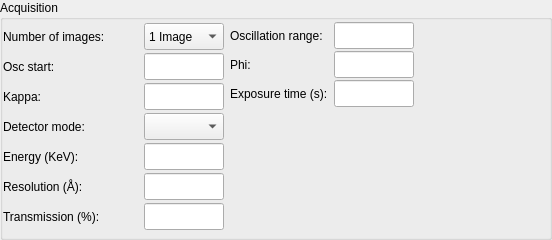
Before: the Qt Designer form Bricks/widgets/ui_files/Qt4_acquisition_widget_vertical_simple_layout.ui in mxcube/mxcubeqt, drawn with Qt 5.
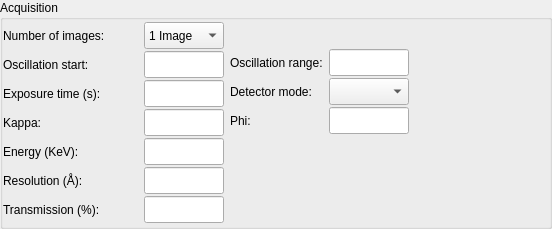
After: the same form once the commit is applied.

What changed in the file:
```diff
--- a/Bricks/widgets/ui_files/Qt4_acquisition_widget_vertical_simple_layout.ui
+++ b/Bricks/widgets/ui_files/Qt4_acquisition_widget_vertical_simple_layout.ui
@@ -7,7 +7,7 @@
     <x>0</x>
     <y>0</y>
     <width>552</width>
-    <height>240</height>
+    <height>229</height>
    </rect>
   </property>
   <property name="sizePolicy">
@@ -120,7 +120,29 @@
                  </size>
                 </property>
                 <property name="text">
-                 <string>Osc start:</string>
+                 <string>Oscillation start:</string>
+                </property>
+               </widget>
+              </item>
+              <item>
+               <widget class="QLabel" name="exp_time_label">
+                <property name="minimumSize">
+                 <size>
+                  <width>0</width>
+                  <height>27</height>
+                 </size>
+                </property>
+                <property name="maximumSize">
+                 <size>
+                  <width>16777215</width>
+                  <height>27</height>
+                 </size>
+                </property>
+                <property name="text">
+                 <string>Exposure time (s):</string>
+                </property>
+                <property name="wordWrap">
+                 <bool>false</bool>
                 </property>
                </widget>
               </item>
@@ -143,37 +165,6 @@
                 </property>
                </widget>
               </item>
-              <item>
-               <widget class="QLabel" name="detector_roi_mode_label">
-                <property name="enabled">
-                 <bool>true</bool>
-                </property>
-                <property name="sizePolicy">
-                 <sizepolicy hsizetype="Preferred" vsizetype="Preferred">
-                  <horstretch>0</horstretch>
-                  <verstretch>0</verstretch>
-                 </sizepolicy>
-                </property>
-                <property name="minimumSize">
-                 <size>
-                  <width>0</width>
-                  <height>27</height>
-                 </size>
-                </property>
-                <property name="maximumSize">
-                 <size>
-                  <width>16777215</width>
-                  <height>27</height>
-                 </size>
-                </property>
-                <property name="text">
-                 <string>Detector mode:</string>
-                </property>
-                <property name="wordWrap">
-                 <bool>false</bool>
-                </property>
-               </widget>
-              </item>
               <item>
                <widget class="QLabel" name="energy_label">
                 <property name="minimumSize">
@@ -300,6 +291,22 @@
                 </property>
                </widget>
               </item>
+              <item>
+               <widget class="QLineEdit" name="exp_time_ledit">
+                <property name="minimumSize">
+                 <size>
+                  <width>80</width>
+                  <height>27</height>
+                 </size>
+                </property>
+                <property name="maximumSize">
+                 <size>
+                  <width>70</width>
+                  <height>27</height>
+                 </size>
+                </property>
+               </widget>
+              </item>
               <item>
                <widget class="QLineEdit" name="kappa_ledit">
                 <property name="minimumSize">
@@ -316,25 +323,6 @@
                 </property>
                </widget>
               </item>
-              <item>
-               <widget class="QComboBox" name="detector_roi_mode_combo">
-                <property name="enabled">
-                 <bool>true</bool>
-                </property>
-                <property name="minimumSize">
-                 <size>
-                  <width>80</width>
-                  <height>27</height>
-                 </size>
-                </property>
-                <property name="maximumSize">
-                 <size>
-                  <width>70</width>
-                  <height>27</height>
-                 </size>
-                </property>
-               </widget>
-              </item>
               <item>
                <widget class="QLineEdit" name="energy_ledit">
                 <property name="minimumSize">
@@ -397,6 +385,22 @@
               <property name="spacing">
                <number>2</number>
               </property>
+              <item>
+               <spacer name="verticalSpacer_3">
+                <property name="orientation">
+                 <enum>Qt::Vertical</enum>
+                </property>
+                <property name="sizeType">
+                 <enum>QSizePolicy::Fixed</enum>
+                </property>
+                <property name="sizeHint" stdset="0">
+                 <size>
+                  <width>40</width>
+                  <height>27</height>
+                 </size>
+                </property>
+               </spacer>
+              </item>
               <item>
                <widget class="QLabel" name="osc_range_label">
                 <property name="minimumSize">
@@ -419,6 +423,37 @@
                 </property>
                </widget>
               </item>
+              <item>
+               <widget class="QLabel" name="detector_roi_mode_label">
+                <property name="enabled">
+                 <bool>true</bool>
+                </property>
+                <property name="sizePolicy">
+                 <sizepolicy hsizetype="Preferred" vsizetype="Preferred">
+                  <horstretch>0</horstretch>
+                  <verstretch>0</verstretch>
+                 </sizepolicy>
+                </property>
+                <property name="minimumSize">
+                 <size>
+                  <width>0</width>
+                  <height>27</height>
+                 </size>
+                </property>
+                <property name="maximumSize">
+                 <size>
+                  <width>16777215</width>
+                  <height>27</height>
+                 </size>
+                </property>
+                <property name="text">
+                 <string>Detector mode:</string>
+                </property>
+                <property name="wordWrap">
+                 <bool>false</bool>
+                </property>
+               </widget>
+              </item>
               <item>
                <widget class="QLabel" name="kappa_phi_label">
                 <property name="minimumSize">
@@ -441,28 +476,6 @@
                 </property>
                </widget>
               </item>
-              <item>
-               <widget class="QLabel" name="exp_time_label">
-                <property name="minimumSize">
-                 <size>
-                  <width>0</width>
-                  <height>27</height>
-                 </size>
-                </property>
-                <property name="maximumSize">
-                 <size>
-                  <width>16777215</width>
-                  <height>27</height>
-                 </size>
-                </property>
-                <property name="text">
-                 <string>Exposure time (s):</string>
-                </property>
-                <property name="wordWrap">
-                 <bool>false</bool>
-                </property>
-               </widget>
-              </item>
               <item>
                <spacer name="verticalSpacer">
                 <property name="orientation">
@@ -483,6 +496,22 @@
               <property name="spacing">
                <number>2</number>
               </property>
+              <item>
+               <spacer name="verticalSpacer_4">
+                <property name="orientation">
+                 <enum>Qt::Vertical</enum>
+                </property>
+                <property name="sizeType">
+                 <enum>QSizePolicy::Fixed</enum>
+                </property>
+                <property name="sizeHint" stdset="0">
+                 <size>
+                  <width>40</width>
+                  <height>27</height>
+                 </size>
+                </property>
+               </spacer>
+              </item>
               <item>
                <widget class="QLineEdit" name="osc_range_ledit">
                 <property name="minimumSize">
@@ -499,6 +528,25 @@
                 </property>
                </widget>
               </item>
+              <item>
+               <widget class="QComboBox" name="detector_roi_mode_combo">
+                <property name="enabled">
+                 <bool>true</bool>
+                </property>
+                <property name="minimumSize">
+                 <size>
+                  <width>80</width>
+                  <height>27</height>
+                 </size>
+                </property>
+                <property name="maximumSize">
+                 <size>
+                  <width>70</width>
+                  <height>27</height>
+                 </size>
+                </property>
+               </widget>
+              </item>
               <item>
                <widget class="QLineEdit" name="kappa_phi_ledit">
                 <property name="minimumSize">
@@ -515,22 +563,6 @@
                 </property>
                </widget>
               </item>
-              <item>
-               <widget class="QLineEdit" name="exp_time_ledit">
-                <property name="minimumSize">
-                 <size>
-                  <width>80</width>
-                  <height>27</height>
-                 </size>
-                </property>
-                <property name="maximumSize">
-                 <size>
-                  <width>70</width>
-                  <height>27</height>
-                 </size>
-                </property>
-               </widget>
-              </item>
               <item>
                <spacer name="verticalSpacer_2">
                 <property name="orientation">
```
